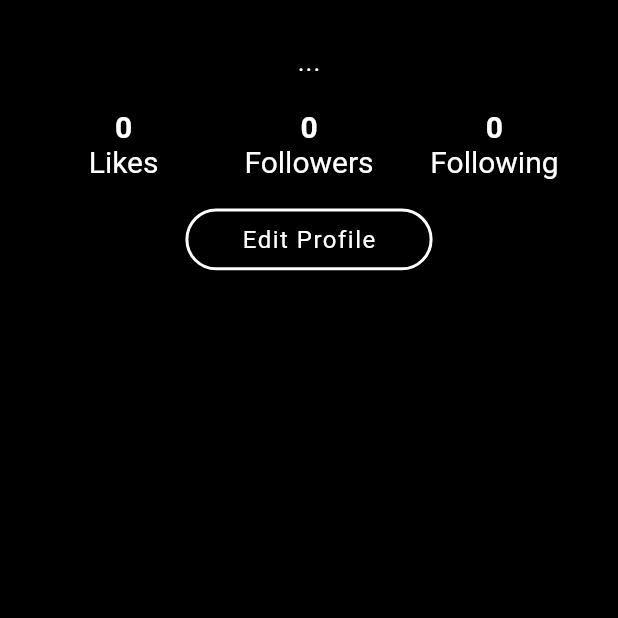
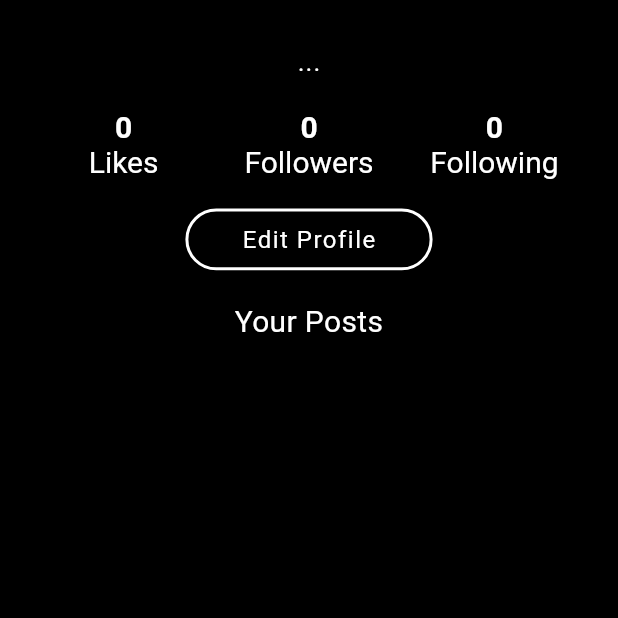
Before and after one commit to nunibye/Eko, a Flutter app: the screen it shows once a user with an empty profile is signed in, after a tap on "View Profile", on a phone screen of 412 x 824 dp, the top half of it. Run offline on Flutter 3.47's test engine with Material 2 defaults, Android fonts, the phone set to English and light mode, and no system bars; our stand-ins replace cloud_firestore, firebase_auth, firebase_core, firebase_storage, google_sign_in, image_cropper and 1 more; accounts and stored records are empty; generated files the repository leaves out were written again; network calls fail.

Commit message:
rudimentary display your posts

```diff
--- a/untitled_app/lib/login.dart
+++ b/untitled_app/lib/login.dart
@@ -191,9 +191,13 @@ class _LoginPageState extends State<LoginPage> {
         'firstName': firstNameController.text,
         'lastName': lastNameController.text,
       },
+      'profileData': {
+        'followers': 0,
+        'following': 0,
+        'likes': 0,
+      }
     };
-    await firestore.collection('users').doc(user.uid).set(userData);//TODO i changed this
-
+    await firestore.collection('users').doc(user.uid).set(userData);
   }
 
   // Function to handle the "Next" button click
--- a/untitled_app/lib/profile_page.dart
+++ b/untitled_app/lib/profile_page.dart
@@ -6,8 +6,22 @@ import 'package:firebase_auth/firebase_auth.dart';
 import 'package:cloud_firestore/cloud_firestore.dart';
 import 'package:firebase_storage/firebase_storage.dart';
 
+class Post {
+  final Timestamp date;
+  final List<dynamic> likes;
+  final List<dynamic> comments;
+  final String text;
+
+  Post({
+    required this.date,
+    required this.likes,
+    required this.comments,
+    required this.text,
+  });
+}
+
 class ProfilePage extends StatefulWidget {
-  // const ProfilePage({super.key});
+  const ProfilePage({super.key});
   @override
   _ProfilePageState createState() => _ProfilePageState();
 }
@@ -71,6 +85,70 @@ class _ProfilePageState extends State<ProfilePage> {
     }
   }
 
+  // Future<List<Post>> _loadPosts() async {
+  //   List<Post> postsList = [];
+
+  //   if (user != null) {
+  //     final firestore = FirebaseFirestore.instance;
+  //     final querySnapshot = await firestore
+  //         .collection('posts')
+  //         .doc(user?.uid)
+  //         .collection('posts')
+  //         .get();
+
+  //     if (querySnapshot.docs.isNotEmpty) {
+  //       postsList = querySnapshot.docs.map((doc) {
+  //         var data = doc.data();
+  //         return Post(
+  //           date: data['date'] ?? '',
+  //           likes: List.from(data['likes'] ?? []),
+  //           comments: List.from(data['comments'] ?? []),
+  //           text: data['text'] ?? '',
+  //         );
+  //       }).toList();
+  //     }
+  //   }
+
+  //   return postsList;
+  // }
+  Future<List<Post>> _loadPosts() async {
+    try {
+      List<Post> postsList = [];
+
+      if (user == null) {
+        print('User is null. Ensure the user is authenticated.');
+        return postsList;
+      }
+
+      final firestore = FirebaseFirestore.instance;
+      final querySnapshot = await firestore
+          .collection('posts')
+          .doc(user!.uid)
+          .collection('posts')
+          .get();
+
+      if (querySnapshot.docs.isEmpty) {
+        print('No posts data found for the user.');
+        return postsList;
+      }
+
+      postsList = querySnapshot.docs.map((doc) {
+        var data = doc.data();
+        return Post(
+          date: data['date'] ?? '',
+          likes: List.from(data['likes'] ?? []),
+          comments: List.from(data['comments'] ?? []),
+          text: data['text'] ?? '',
+        );
+      }).toList();
+
+      return postsList;
+    } catch (e) {
+      print('Error fetching posts: $e');
+      return [];
+    }
+  }
+
   @override
   Widget build(BuildContext context) {
     return Scaffold(
@@ -87,8 +165,7 @@ class _ProfilePageState extends State<ProfilePage> {
                     if (snapshot.hasData) {
                       return CircleAvatar(
                         radius: MediaQuery.sizeOf(context).width * 0.13,
-                        backgroundImage: NetworkImage(
-                            snapshot.data!),
+                        backgroundImage: NetworkImage(snapshot.data!),
                       );
                     } else {
                       return Container();
@@ -153,7 +230,42 @@ class _ProfilePageState extends State<ProfilePage> {
                 ),
               ],
             ),
-          )
+          ),
+          const SizedBox(
+            child: Text(
+              "Your Posts",
+              style: TextStyle(fontSize: 20),
+              textAlign: TextAlign.center,
+            ),
+          ),
+          FutureBuilder<List<Post>>(
+            future: _loadPosts(),
+            builder: (context, snapshot) {
+              print('Connection State: ${snapshot.connectionState}');
+              print('Has Data: ${snapshot.hasData}');
+              print('Has Error: ${snapshot.hasError}');
+              if (snapshot.connectionState == ConnectionState.waiting) {
+                return CircularProgressIndicator(); // Show a loading indicator while fetching data
+              } else if (snapshot.hasError || !snapshot.hasData) {
+                return Text("Error loading posts."); // Handle error case
+              } else {
+                // Display the posts in a ListView
+                return ListView.builder(
+                  shrinkWrap: true,
+                  itemCount: snapshot.data!.length,
+                  itemBuilder: (context, index) {
+                    final post = snapshot.data![index];
+                    // Customize the post item UI according to your needs
+                    return ListTile(
+                      title: Text(post.text),
+                      subtitle: Text(DateTime.parse(post.date.toDate().toString()).toString()),
+                      trailing: Text('${post.likes.length} Likes'),
+                    );
+                  },
+                );
+              }
+            },
+          ),
         ],
       ),
     );
```
Also changed, not shown: 1 other file.
